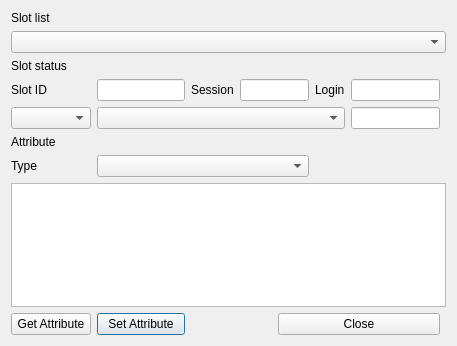
This is CryptokiMan/edit_attribute_dlg.ui in jykim74/CryptokiMan as Qt 5 draws it before an edit. The edited form follows.
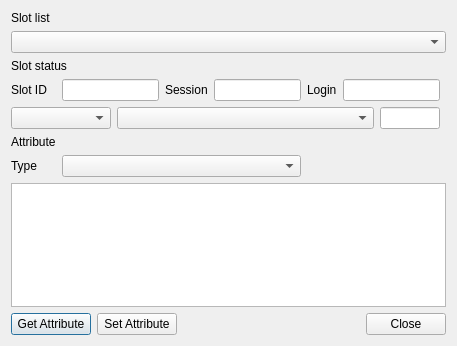
This is the edited form.

Commit message: OBJECT 삭제 편집 추가

```diff
--- a/CryptokiMan/edit_attribute_dlg.ui
+++ b/CryptokiMan/edit_attribute_dlg.ui
@@ -14,60 +14,85 @@
    <string>Edit attribute</string>
   </property>
   <layout class="QGridLayout" name="gridLayout">
-   <item row="8" column="0" colspan="9">
+   <item row="3" column="6">
+    <widget class="QLabel" name="label_7">
+     <property name="text">
+      <string>Login</string>
+     </property>
+    </widget>
+   </item>
+   <item row="10" column="0" colspan="9">
+    <layout class="QGridLayout" name="gridLayout_2">
+     <property name="topMargin">
+      <number>0</number>
+     </property>
+     <item row="0" column="0">
+      <widget class="QPushButton" name="mGetAttrBtn">
+       <property name="text">
+        <string>Get Attribute</string>
+       </property>
+      </widget>
+     </item>
+     <item row="0" column="3">
+      <widget class="QPushButton" name="mCloseBtn">
+       <property name="text">
+        <string>Close</string>
+       </property>
+      </widget>
+     </item>
+     <item row="0" column="1">
+      <widget class="QPushButton" name="mSetAttrBtn">
+       <property name="text">
+        <string>Set Attribute</string>
+       </property>
+      </widget>
+     </item>
+     <item row="0" column="2">
+      <spacer name="horizontalSpacer">
+       <property name="orientation">
+        <enum>Qt::Horizontal</enum>
+       </property>
+       <property name="sizeHint" stdset="0">
+        <size>
+         <width>40</width>
+         <height>20</height>
+        </size>
+       </property>
+      </spacer>
+     </item>
+    </layout>
+   </item>
+   <item row="8" column="1" colspan="5">
+    <widget class="QComboBox" name="mAttributeCombo"/>
+   </item>
+   <item row="9" column="0" colspan="9">
     <widget class="QTextBrowser" name="mValueText">
      <property name="readOnly">
       <bool>false</bool>
      </property>
     </widget>
    </item>
-   <item row="3" column="2" colspan="2">
-    <widget class="QLabel" name="label_6">
+   <item row="0" column="0" colspan="3">
+    <widget class="QLabel" name="label">
      <property name="text">
-      <string>Session</string>
+      <string>Slot list</string>
      </property>
     </widget>
    </item>
-   <item row="9" column="1">
-    <widget class="QPushButton" name="mSetAttrBtn">
+   <item row="8" column="0">
+    <widget class="QLabel" name="label_5">
      <property name="text">
-      <string>Set Attribute</string>
+      <string>Type</string>
      </property>
     </widget>
    </item>
    <item row="3" column="4" colspan="2">
     <widget class="QLineEdit" name="mSessionText"/>
    </item>
-   <item row="5" column="0">
-    <widget class="QComboBox" name="mObjectCombo"/>
-   </item>
    <item row="7" column="0">
-    <widget class="QLabel" name="label_5">
+    <widget class="QLabel" name="label_4">
      <property name="text">
-      <string>Type</string>
-     </property>
-    </widget>
-   </item>
-   <item row="3" column="7">
-    <widget class="QLineEdit" name="mLoginText"/>
-   </item>
-   <item row="2" column="0" colspan="3">
-    <widget class="QLabel" name="label_2">
-     <property name="text">
-      <string>Slot status</string>
-     </property>
-    </widget>
-   </item>
-   <item row="1" column="0" colspan="9">
-    <widget class="QComboBox" name="mSlotsCombo"/>
-   </item>
-   <item row="7" column="1" colspan="5">
-    <widget class="QComboBox" name="mAttributeCombo"/>
-   </item>
-   <item row="9" column="0">
-    <widget class="QPushButton" name="mGetAttrBtn">
-     <property name="text">
-      <string>Get Attribute</string>
+      <string>Attribute</string>
      </property>
     </widget>
    </item>
@@ -81,39 +106,55 @@
      </property>
     </widget>
    </item>
-   <item row="0" column="0" colspan="3">
-    <widget class="QLabel" name="label">
+   <item row="2" column="0" colspan="3">
+    <widget class="QLabel" name="label_2">
      <property name="text">
-      <string>Slot list</string>
+      <string>Slot status</string>
      </property>
     </widget>
    </item>
-   <item row="3" column="6">
-    <widget class="QLabel" name="label_7">
-     <property name="text">
-      <string>Login</string>
-     </property>
-    </widget>
+   <item row="3" column="7">
+    <widget class="QLineEdit" name="mLoginText"/>
    </item>
-   <item row="5" column="7">
-    <widget class="QLineEdit" name="mObjectText"/>
+   <item row="1" column="0" colspan="9">
+    <widget class="QComboBox" name="mSlotsCombo"/>
    </item>
-   <item row="6" column="0">
-    <widget class="QLabel" name="label_4">
+   <item row="3" column="2" colspan="2">
+    <widget class="QLabel" name="label_6">
      <property name="text">
-      <string>Attribute</string>
+      <string>Session</string>
      </property>
     </widget>
    </item>
-   <item row="5" column="1" colspan="6">
-    <widget class="QComboBox" name="mLabelCombo"/>
-   </item>
-   <item row="9" column="5" colspan="3">
-    <widget class="QPushButton" name="mCloseBtn">
-     <property name="text">
-      <string>Close</string>
+   <item row="4" column="0" colspan="8">
+    <layout class="QGridLayout" name="gridLayout_3">
+     <property name="topMargin">
+      <number>0</number>
      </property>
-    </widget>
+     <item row="0" column="0">
+      <widget class="QComboBox" name="mObjectCombo">
+       <property name="maximumSize">
+        <size>
+         <width>100</width>
+         <height>16777215</height>
+        </size>
+       </property>
+      </widget>
+     </item>
+     <item row="0" column="1">
+      <widget class="QComboBox" name="mLabelCombo"/>
+     </item>
+     <item row="0" column="2">
+      <widget class="QLineEdit" name="mObjectText">
+       <property name="maximumSize">
+        <size>
+         <width>60</width>
+         <height>16777215</height>
+        </size>
+       </property>
+      </widget>
+     </item>
+    </layout>
    </item>
   </layout>
  </widget>
```
Left out of the diff: 6 changed lines with no effect on the pictures. The commit also changes 11 other files.
